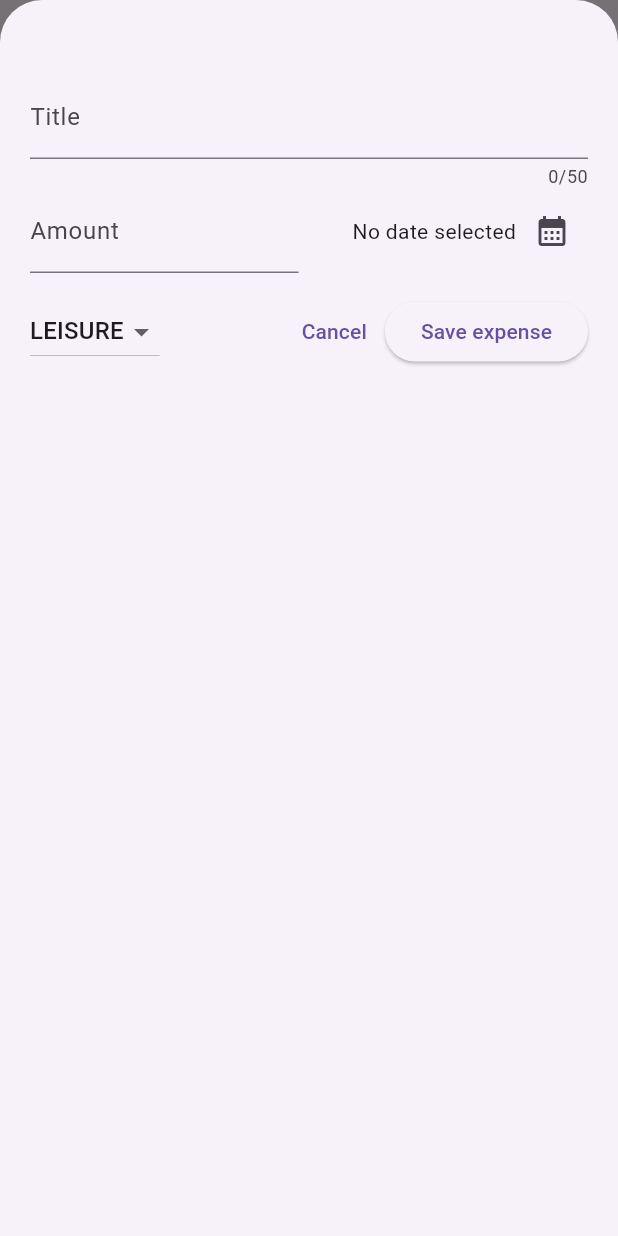
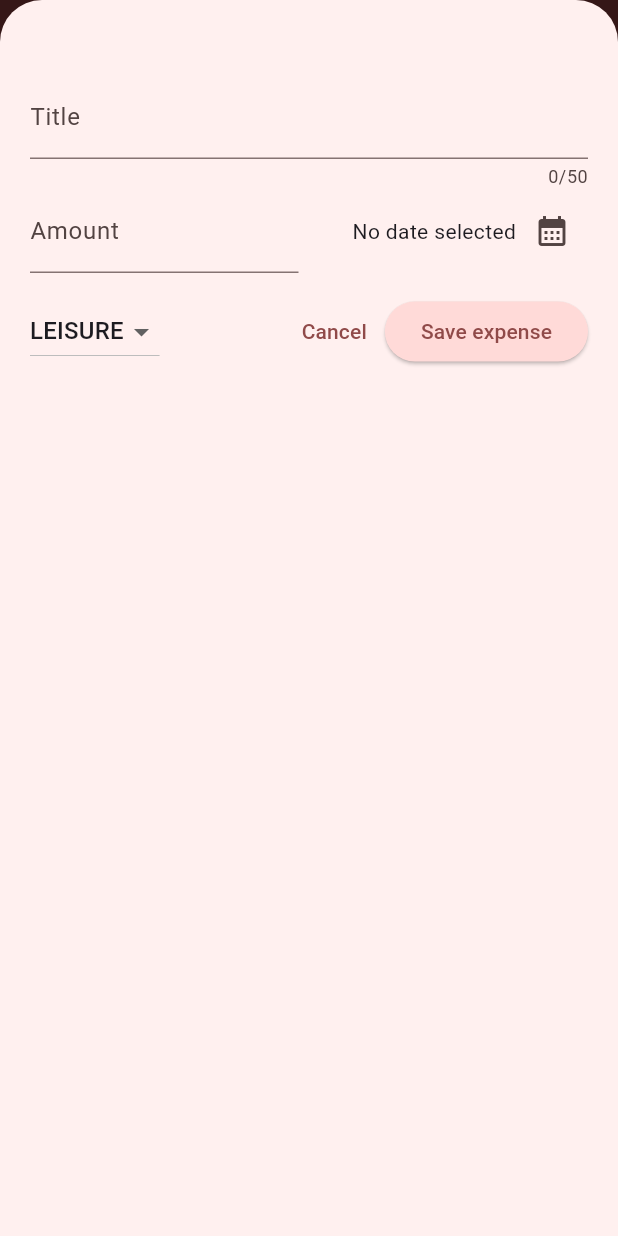
Before and after one commit to izhal27/expenses_tracker, a Flutter app: the screen it shows after launch, after a tap on the "add" icon, on a phone screen of 412 x 824 dp. Run offline on Flutter 3.47's test engine with Material 3 defaults, Android fonts, the phone set to English and light mode, and no system bars.

Commit message:
adding theme

```diff
--- a/lib/main.dart
+++ b/lib/main.dart
@@ -2,9 +2,37 @@ import 'package:expense_tracker/widgets/expenses.dart';
 import 'package:flutter/material.dart';
 import 'package:intl/date_symbol_data_local.dart';
 
+var kColorScheme = ColorScheme.fromSeed(
+  seedColor: const Color.fromARGB(277, 230, 57, 70),
+);
+
 void main() {
   initializeDateFormatting();
-  runApp(const MaterialApp(
-    home: Expenses(),
-  ));
+  runApp(
+    MaterialApp(
+      theme: ThemeData().copyWith(
+        colorScheme: kColorScheme,
+        appBarTheme: const AppBarTheme().copyWith(
+          backgroundColor: kColorScheme.onPrimaryContainer,
+          foregroundColor: kColorScheme.primaryContainer,
+        ),
+        cardTheme: const CardTheme().copyWith(
+          color: kColorScheme.secondaryContainer,
+          margin: const EdgeInsets.symmetric(horizontal: 14, vertical: 7),
+        ),
+        elevatedButtonTheme: ElevatedButtonThemeData(
+          style: ElevatedButton.styleFrom(
+            backgroundColor: kColorScheme.primaryContainer,
+          ),
+        ),
+        textTheme: ThemeData().textTheme.copyWith(
+              titleLarge: const TextStyle(
+                fontWeight: FontWeight.normal,
+                fontSize: 14,
+              ),
+            ),
+      ),
+      home: const Expenses(),
+    ),
+  );
 }
--- a/lib/widgets/expenses.dart
+++ b/lib/widgets/expenses.dart
@@ -79,6 +79,21 @@ class _ExpensesState extends State<Expenses> {
   @override
   Widget build(BuildContext context) {
     _registeredExpenses.sort((a, b) => b.date.compareTo(a.date));
+    Widget mainContent = Center(
+      child: ExpensesList(
+        expenses: _registeredExpenses,
+        onDismisableItem: _removeExpense,
+      ),
+    );
+
+    if (_registeredExpenses.isEmpty) {
+      mainContent = const Center(
+        child: Text(
+          'Data masih kosong',
+          style: TextStyle(fontSize: 16),
+        ),
+      );
+    }
 
     return Scaffold(
       appBar: AppBar(
@@ -94,10 +109,7 @@ class _ExpensesState extends State<Expenses> {
         children: [
           const Text('Chart'),
           Expanded(
-            child: ExpensesList(
-              expenses: _registeredExpenses,
-              onDismisableItem: _removeExpense,
-            ),
+            child: mainContent,
           ),
         ],
       ),
--- a/lib/widgets/expenses_list/expenses_list.dart
+++ b/lib/widgets/expenses_list/expenses_list.dart
@@ -13,12 +13,53 @@ class ExpensesList extends StatelessWidget {
   final List<Expense> expenses;
   final void Function(Expense) onDismisableItem;
 
+  Future<bool?> _confirmDeletion(BuildContext context) {
+    return showDialog<bool>(
+      context: context,
+      builder: (context) {
+        return AlertDialog(
+          title: const Text('Are you sure you want to delete?'),
+          actions: [
+            TextButton(
+              onPressed: () => Navigator.pop(context, false),
+              child: const Text('No'),
+            ),
+            TextButton(
+              onPressed: () => Navigator.pop(context, true),
+              child: const Text('Yes'),
+            )
+          ],
+        );
+      },
+    );
+  }
+
   @override
   Widget build(BuildContext context) {
     return ListView.builder(
       itemCount: expenses.length,
       itemBuilder: (ctx, index) => Dismissible(
         key: UniqueKey(),
+        direction: DismissDirection.endToStart,
+        background: const ColoredBox(
+          color: Colors.red,
+          child: Align(
+            alignment: Alignment.centerRight,
+            child: Padding(
+              padding: EdgeInsets.all(16.0),
+              child: Icon(
+                Icons.delete,
+                color: Colors.white,
+              ),
+            ),
+          ),
+        ),
+        confirmDismiss: (DismissDirection direction) async {
+          if (direction == DismissDirection.endToStart) {
+            final confirmed = await _confirmDeletion(context);
+            return confirmed;
+          }
+        },
         onDismissed: (direction) {
           onDismisableItem(expenses[index]);
         },
```
